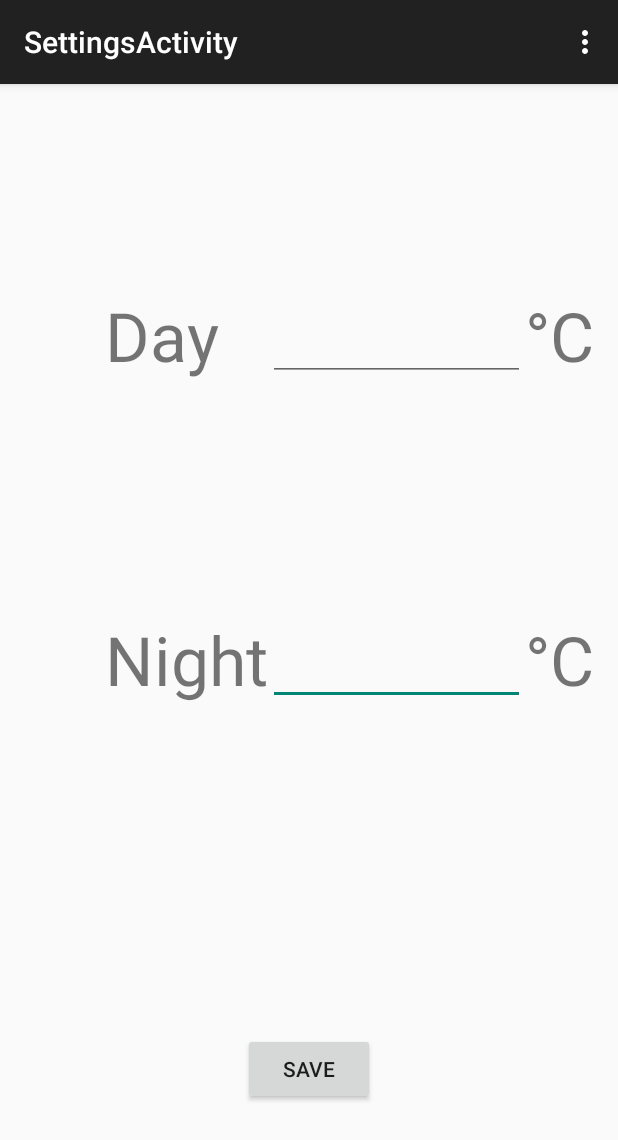
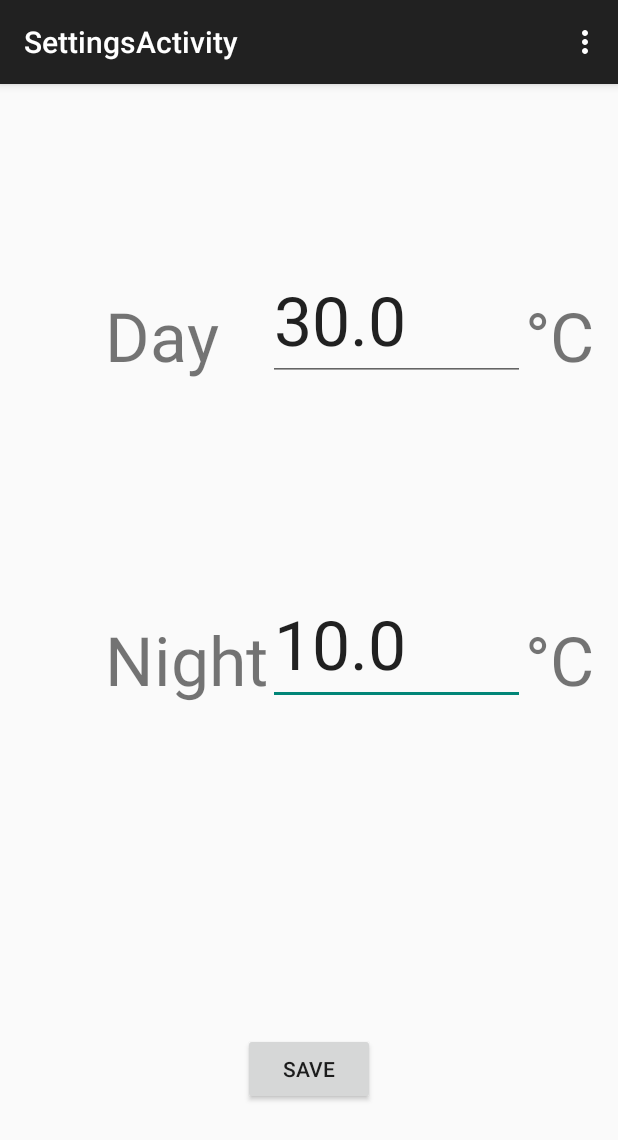
Before and after one commit to mmbabaev/AndroidThermostat, an Android app: the screen it shows after launch (SettingsActivity), after a tap on an icon or button, on a phone screen of 412 x 824 dp. Shown: the top 1140 px of the screen. Run offline under Robolectric (Android 15) with nearby library versions, the phone set to English and light mode, and no system bars.

Commit message:
Сохраняет settings

```diff
--- a/app/src/main/java/com/example/mihail/hti16/Boiler/Boiler.java
+++ b/app/src/main/java/com/example/mihail/hti16/Boiler/Boiler.java
@@ -8,6 +8,8 @@ import java.util.Date;
  * Created by Юрий on 21.05.2015.
  */
 public class Boiler {
+    public static final Boiler INSTANCE = new Boiler(new Temperature(18.5), BoilerMode.TEST_MODE);
+
     private Temperature currentTemperature;
     private Temperature targetTemperature;
     public boolean working;
@@ -16,17 +18,50 @@ public class Boiler {
     Date nextChange;
     boolean temperatureOverriding;
     TimeTable timeTable;
-    private final Temperature DAY_TEMPERATURE = new Temperature(30);
-    private final Temperature NIGHT_TEMPERATURE = new Temperature(10);
+    private Temperature DAY_TEMPERATURE = new Temperature(30);
+    private Temperature NIGHT_TEMPERATURE = new Temperature(10);
 
     DayOfWeek curDay;
     Date curTime;
+
  //   private final Temperature OUTDOAR_TEMPERATURE = new Temperature(18);
+    public Boiler(Temperature startTemperature, int boilerMode) {
+        this.currentTemperature = startTemperature;
+        this.targetTemperature = startTemperature;
+        this.working = true;
+        this.mode = boilerMode;
+        TimeTable table = new TimeTable();
+
+        table.addSpan(DayOfWeek.FRIDAY, correctTime(19, 0, 0), correctTime(19, 30, 30));
+        table.addSpan(DayOfWeek.FRIDAY, correctTime(20, 0, 0), correctTime(20, 30, 30));
+
+        this.timeTable = table;
+        int day = Calendar.getInstance().get(Calendar.DAY_OF_WEEK);
+        day--;
+        if(day == 0) {
+            day = 7;
+        }
+        this.curDay = DayOfWeek.of(day);
+        this.curTime = new Date(Calendar.getInstance().getTimeInMillis());
+        Thread thread = new Thread(new Runnable() {
+            @Override
+            public void run() {
+                try {
+                    work();
+                } catch (InterruptedException e) {
+
+                }
+            }
+        });
+        thread.start();
+    }
+
     public Boiler(Temperature startTemperature, int boilerMode,TimeTable timeTable) {
         this.currentTemperature = startTemperature;
         this.targetTemperature = startTemperature;
         this.working = true;
         this.mode = boilerMode;
+
         this.timeTable = timeTable;
         int day = Calendar.getInstance().get(Calendar.DAY_OF_WEEK);
         day--;
@@ -47,6 +82,8 @@ public class Boiler {
         });
         thread.start();
     }
+
+
 
     public Temperature getCurrentTemperature() {
         return currentTemperature;
@@ -83,10 +120,10 @@ public class Boiler {
                     int j = 5;
                 }
                 if(this.timeTable.getTemperatureMode(curDay,curTime)) {
-                    this.targetTemperature = this.DAY_TEMPERATURE;
+                  //  this.targetTemperature = this.DAY_TEMPERATURE;
                 }
                 else {
-                   this.targetTemperature = this.NIGHT_TEMPERATURE;
+                  // this.targetTemperature = this.NIGHT_TEMPERATURE;
                 }
                 heating();
             }
@@ -125,4 +162,28 @@ public class Boiler {
     public boolean isDayTemperature() {
         return this.timeTable.getTemperatureMode(curDay,curTime);
     }
+
+    public Date correctTime(int hour,int minute,int seconds) {
+        Calendar calendar = Calendar.getInstance();
+        calendar.set(Calendar.HOUR,hour);
+        calendar.set(Calendar.MINUTE,minute);
+        calendar.set(Calendar.SECOND, seconds);
+        return calendar.getTime();
+    }
+
+    public void setDayTemperature(double value) {
+        DAY_TEMPERATURE = new Temperature(value);
+    }
+
+    public void setNightTemperature(double value) {
+        NIGHT_TEMPERATURE = new Temperature(value);
+    }
+
+    public double getDayTemperature() {
+        return DAY_TEMPERATURE.getValue();
+    }
+
+    public double getNightTemperature() {
+        return NIGHT_TEMPERATURE.getValue();
+    }
 }
--- a/app/src/main/java/com/example/mihail/hti16/MainActivity.java
+++ b/app/src/main/java/com/example/mihail/hti16/MainActivity.java
@@ -43,7 +43,7 @@ public class MainActivity extends ActionBarActivity {
         timeTable.addSpan(DayOfWeek.FRIDAY, correctTime(19, 0, 0), correctTime(19, 30, 30));
         timeTable.addSpan(DayOfWeek.FRIDAY, correctTime(20, 0, 0), correctTime(20, 30, 30));
 
-        final Boiler boiler = new Boiler(new Temperature(18.5), BoilerMode.TEST_MODE,timeTable);
+        final Boiler boiler = Boiler.INSTANCE;
 
         Thread thread = new Thread(new Runnable() {
             @Override
--- a/app/src/main/java/com/example/mihail/hti16/SettingsActivity.java
+++ b/app/src/main/java/com/example/mihail/hti16/SettingsActivity.java
@@ -6,20 +6,36 @@ import android.view.Menu;
 import android.view.MenuItem;
 import android.view.View;
 import android.widget.Button;
+import android.widget.EditText;
+
+import com.example.mihail.hti16.Boiler.Boiler;
 
 
 public class SettingsActivity extends ActionBarActivity {
+
+    final Boiler boiler = Boiler.INSTANCE;
+    EditText dayEditText;
+    EditText nightEditText;
 
     @Override
     protected void onCreate(Bundle savedInstanceState) {
         super.onCreate(savedInstanceState);
         setContentView(R.layout.activity_settings);
 
+        dayEditText = (EditText)findViewById(R.id.dayEditText);
+        nightEditText = (EditText)findViewById(R.id.nightEditText);
+
+        dayEditText.setText(Double.toString(boiler.getDayTemperature()));
+        nightEditText.setText(Double.toString(boiler.getNightTemperature()));
+
         Button saveButton = (Button)findViewById(R.id.saveButton);
         saveButton.setOnClickListener(new View.OnClickListener() {
             @Override
             public void onClick(View v) {
-                int i = 0;
+                boiler.setDayTemperature(Double.parseDouble(dayEditText.getText().toString()));
+                boiler.setNightTemperature(Double.parseDouble(nightEditText.getText().toString()));
+
+                finish();
             }
         });
     }
--- a/app/src/main/res/layout/activity_settings.xml
+++ b/app/src/main/res/layout/activity_settings.xml
@@ -32,9 +32,10 @@
     <EditText
         android:layout_width="wrap_content"
         android:layout_height="wrap_content"
-        android:inputType="number"
+        android:inputType="numberDecimal"
         android:ems="10"
-        android:id="@+id/nightTextView"
+        android:id="@+id/nightEditText"
+        android:textSize="45sp"
         android:layout_alignBottom="@+id/textView3"
         android:layout_toRightOf="@+id/textView3"
         android:layout_toLeftOf="@+id/textView4"
@@ -47,7 +48,7 @@
         android:text="°C"
         android:textSize="45sp"
         android:id="@+id/textView4"
-        android:layout_alignBottom="@+id/nightTextView"
+        android:layout_alignBottom="@+id/nightEditText"
         android:layout_alignParentRight="true"
         android:layout_alignParentEnd="true" />
 
@@ -86,12 +87,13 @@
     <EditText
         android:layout_width="wrap_content"
         android:layout_height="wrap_content"
-        android:inputType="number"
+        android:inputType="numberDecimal"
         android:ems="10"
-        android:id="@+id/editText"
+        android:id="@+id/dayEditText"
+        android:textSize="45sp"
         android:layout_alignBottom="@+id/textView7"
-        android:layout_alignRight="@+id/nightTextView"
-        android:layout_alignEnd="@+id/nightTextView"
+        android:layout_alignRight="@+id/nightEditText"
+        android:layout_alignEnd="@+id/nightEditText"
         android:layout_toRightOf="@+id/textView3"
         android:layout_toEndOf="@+id/textView3" />
 
```
